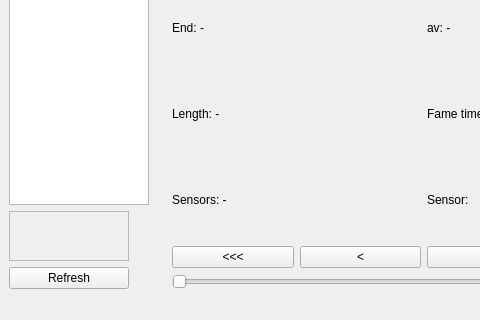
First picture: the form in server/database_scroll/mainwindow.ui, repository GiteZz/Thermal-sensor-localisation, before the edit; both pictures show x 0 to 480 and y 280 to 600 of the 800 by 600 pixel window.
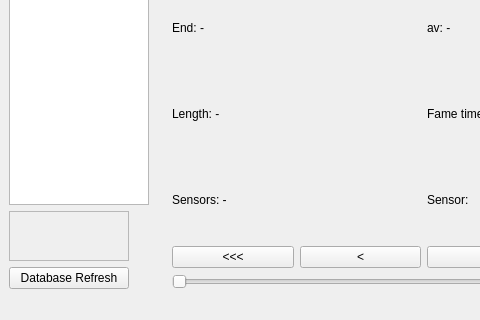
Second picture: the form after the edit.

Patch:
```diff
--- a/server/database_scroll/mainwindow.ui
+++ b/server/database_scroll/mainwindow.ui
@@ -339,7 +339,7 @@
            </size>
           </property>
           <property name="text">
-           <string>Refresh</string>
+           <string>Database Refresh</string>
           </property>
          </widget>
         </item>
```
